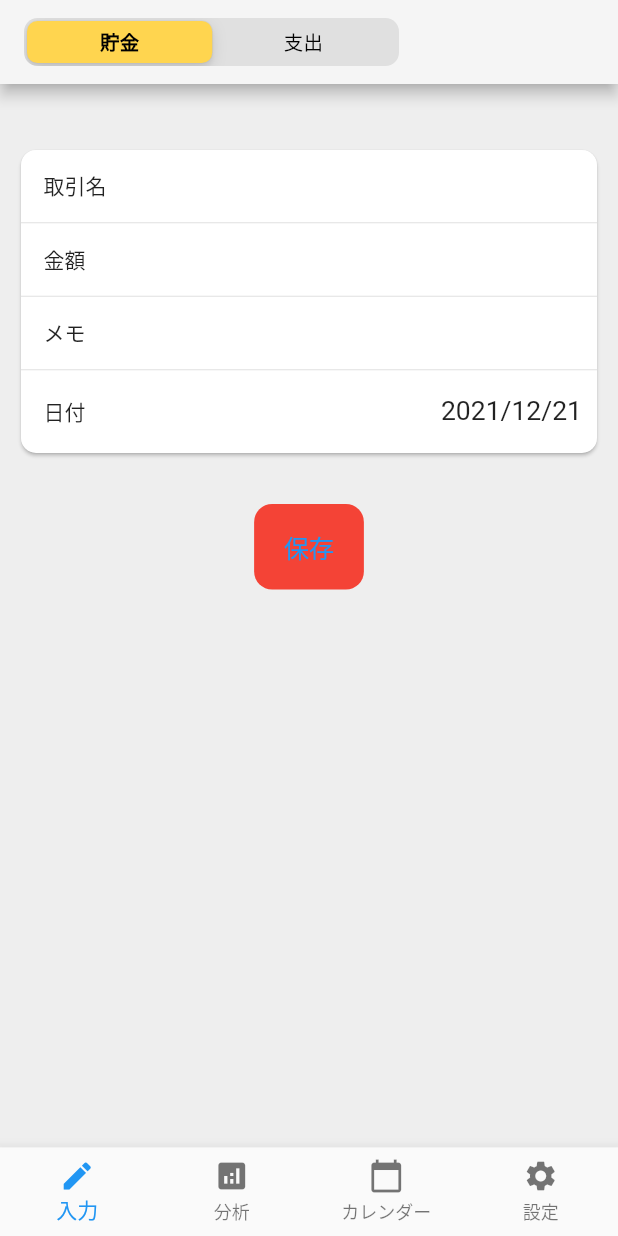
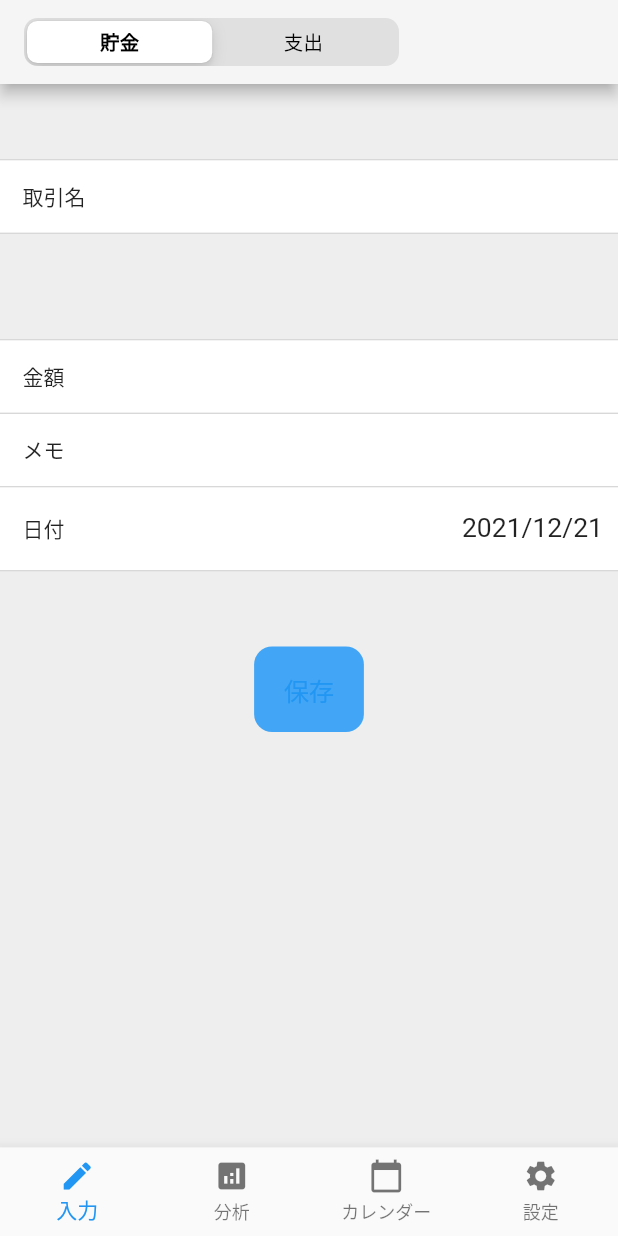
Before and after one commit to ShimamuraKaisei/flutter_virtuality_saving_app, a Flutter app: the screen it shows after launch, on a phone screen of 412 x 824 dp. Run offline on Flutter 3.47's test engine with Material 2 defaults, Android fonts, the light colour scheme and no system bars; our stand-ins replace flutter_hooks, hooks_riverpod, sqflite, state_notifier, table_calendar; accounts and stored records are empty.

```diff
--- a/lib/presentation/calendar_trade/widget/view_trade_money_difference/view_trade_money_difference.dart
+++ b/lib/presentation/calendar_trade/widget/view_trade_money_difference/view_trade_money_difference.dart
@@ -11,7 +11,7 @@ class ViewTradeMoneyDifference extends HookWidget {
     return Container(
       decoration: BoxDecoration(
         border: Border(
-          bottom: BorderSide(color: Colors.black),
+          bottom: BorderSide(color: Colors.black12),
         ),
       ),
       child: Row(
--- a/lib/presentation/common/date_field_card.dart
+++ b/lib/presentation/common/date_field_card.dart
@@ -15,6 +15,7 @@ class DateFieldCard extends HookWidget {
     final selectedDate = useProvider(tradeSelectController).selectedDate;
     final dateSelectController = useProvider(tradeSelectController.notifier);
     return Container(
+      color: Colors.white,
       child: Column(
         children: [
           // SizedBox(height: 20),
--- a/lib/presentation/common/text_field_card.dart
+++ b/lib/presentation/common/text_field_card.dart
@@ -21,6 +21,7 @@ class TextFieldCard extends HookWidget {
   @override
   Widget build(BuildContext context) {
     return Container(
+      color: Colors.white,
       child: Column(
         children: [
           Row(
--- a/lib/presentation/create_trade/create_trade_page.dart
+++ b/lib/presentation/create_trade/create_trade_page.dart
@@ -23,9 +23,9 @@ class TradeCreatePage extends StatelessWidget {
             child: Column(
               mainAxisAlignment: MainAxisAlignment.center,
               children: [
-                SizedBox(height: 30),
+                SizedBox(height: 50),
                 TradeCreateCard(day: day),
-                SizedBox(height: 20),
+                SizedBox(height: 50),
                 TradeCreateButton(),
               ],
             ),
--- a/lib/presentation/create_trade/widget/trade_create_button/trade_create_button.dart
+++ b/lib/presentation/create_trade/widget/trade_create_button/trade_create_button.dart
@@ -26,7 +26,7 @@ class TradeCreateButton extends HookWidget {
     final tradeDateController = useProvider(tradeSelectController);
     return CupertinoButton(
       child: Text('保存'),
-      color: Colors.red,
+      color: Colors.blue[400],
       onPressed: () {
         var uuid = Uuid().v1(); //一意のIDを生成
         if (nameController.textEdtingController.text == "" || moneyController.textEdtingController.text == "") {
--- a/lib/presentation/create_trade/widget/trade_create_card/trade_create_card.dart
+++ b/lib/presentation/create_trade/widget/trade_create_card/trade_create_card.dart
@@ -12,20 +12,21 @@ class TradeCreateCard extends StatelessWidget {
     return GestureDetector(
       onTap: () => FocusManager.instance.primaryFocus?.unfocus(),
       child: Container(
-        padding: EdgeInsets.all(10),
-        child: Card(
-          shape: RoundedRectangleBorder(borderRadius: BorderRadius.circular(10)),
+        //padding: EdgeInsets.all(10),
         child: Column(
           children: [
+            Divider(height: 1),
             TradeNameTextField(),
+            Divider(height: 1),
+            SizedBox(height: 70),
             Divider(height: 1),
             TradeMoneyTextField(),
             Divider(height: 1),
             TradeMemoTextField(),
             Divider(height: 1),
             TradeSelectDateField(day: day),
+            Divider(height: 1),
           ],
-          ),
         ),
       ),
     );
--- a/lib/presentation/create_trade/widget/trade_switing_buton/trade_switching_button.dart
+++ b/lib/presentation/create_trade/widget/trade_switing_buton/trade_switching_button.dart
@@ -15,7 +15,7 @@ class TradeSwitingButton extends HookWidget {
       width: 250,
       child: CupertinoSlidingSegmentedControl(
         backgroundColor: Colors.grey[300]!,
-        thumbColor: Colors.amber[300]!,
+        thumbColor: Colors.white,
         children: <int, Widget>{
           0: Text(
             '貯金',
--- a/lib/presentation/edit_trade/widget/trade_edit_button/trade_edit_button.dart
+++ b/lib/presentation/edit_trade/widget/trade_edit_button/trade_edit_button.dart
@@ -23,7 +23,7 @@ class TradeEditButton extends HookWidget {
     final idController = useProvider(tradeIdController);
     return CupertinoButton(
       child: Text("編集保存"),
-      color: Colors.red,
+      color: Colors.blue[400],
       onPressed: () {
         interactor.updateTrade(
           id: idController.tradeId,
```
Also changed, not shown: lib/domain/entity/category/category.dart (added, +7 -0 lines), lib/domain/repository/i_category_repository.dart (added, +9 -0 lines), lib/infrastructure/datasource/category_sqflite/category_sqflite.dart (added, +88 -0 lines), lib/infrastructure/datasource/category_sqflite/i_category_sqflite.dart (added, +10 -0 lines), lib/infrastructure/datasource/category_sqflite/model/sqf_category.dart (added, +31 -0 lines), lib/presentation/calendar_trade/widget/calendar_trade/calendar_trade.dart (+8 -7 lines), lib/presentation/calendar_trade/widget/current_month_trade_list/current_month_trade_list.dart (+7 -7 lines), lib/infrastructure/datasource/category_sqflite/category_sqflite_provider.dart (added). Lines whose indentation alone changed are shown as unchanged.
